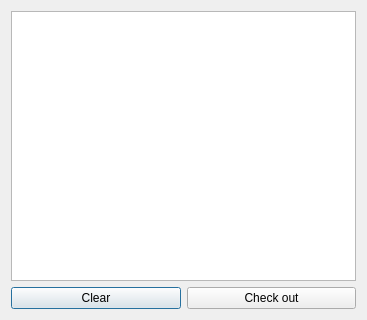
Qt form cartdialog.ui (ivankratyuk/Ticket-Selector-Cpp-project) before a commit.
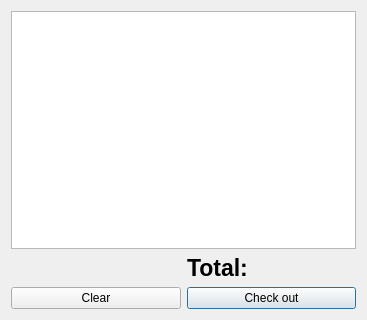
The same form after that commit.

Patch:
```diff
--- a/cartdialog.ui
+++ b/cartdialog.ui
@@ -14,23 +14,36 @@
    <string>Dialog</string>
   </property>
   <layout class="QGridLayout" name="gridLayout">
-   <item row="0" column="0" colspan="2">
-    <widget class="QTableView" name="tableView"/>
-   </item>
-   <item row="1" column="0">
-    <widget class="QPushButton" name="pushButtonClear">
-     <property name="text">
-      <string>Clear</string>
-     </property>
-    </widget>
-   </item>
    <item row="1" column="1">
+    <widget class="QLabel" name="labelTotal">
+     <property name="font">
+      <font>
+       <pointsize>17</pointsize>
+       <bold>true</bold>
+      </font>
+     </property>
+     <property name="text">
+      <string>Total:</string>
+     </property>
+    </widget>
+   </item>
+   <item row="2" column="1">
     <widget class="QPushButton" name="pushButtonCheck">
      <property name="text">
       <string>Check out</string>
      </property>
     </widget>
    </item>
+   <item row="2" column="0">
+    <widget class="QPushButton" name="pushButtonClear">
+     <property name="text">
+      <string>Clear</string>
+     </property>
+    </widget>
+   </item>
+   <item row="0" column="0" colspan="2">
+    <widget class="QTableView" name="tableView"/>
+   </item>
   </layout>
  </widget>
  <resources/>
```
Left out of the diff: 2 changed lines with no effect on the pictures.
